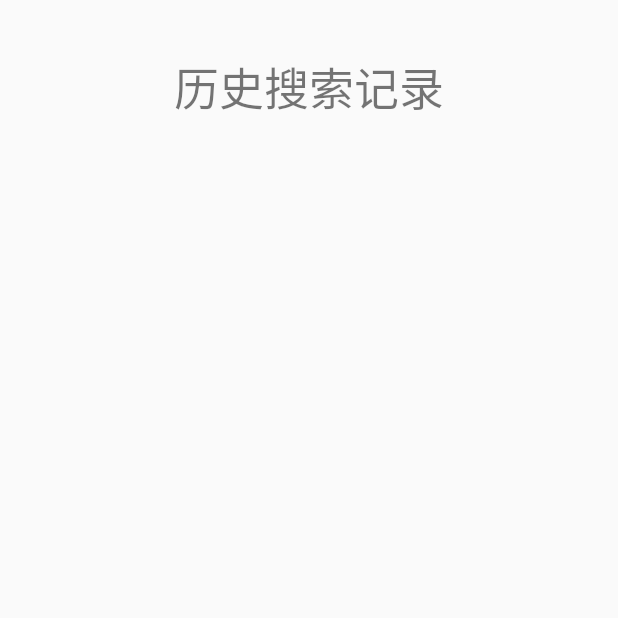
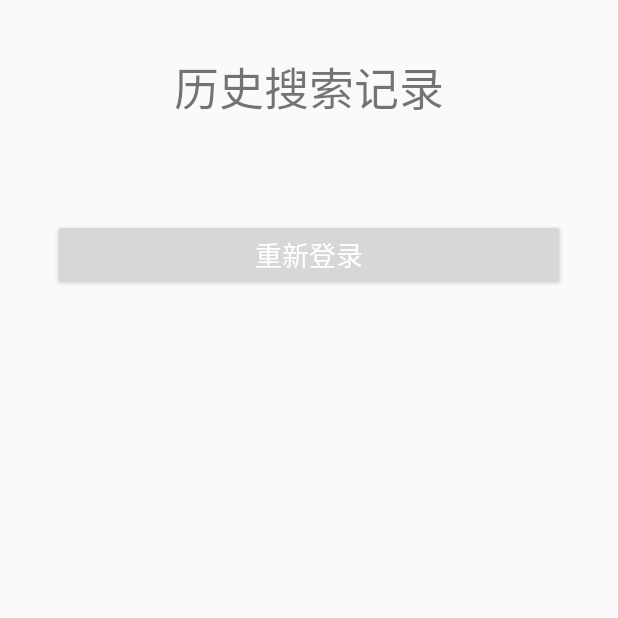
Before and after one commit to StarkLyu/CLEAR-HCIproject, an Android app: the UserInfoActivity screen opened directly, with no data from a screen before it, on a phone screen of 412 x 824 dp, the top half of it. Run offline under Robolectric (Android 15) with nearby library versions, the phone set to English and light mode, and no system bars.

Commit message:
登录注册优化

```diff
--- a/CLEAR/app/src/main/java/com/example/clear/UserInfoActivity.java
+++ b/CLEAR/app/src/main/java/com/example/clear/UserInfoActivity.java
@@ -2,13 +2,38 @@ package com.example.clear;
 
 import androidx.appcompat.app.AppCompatActivity;
 
+import android.content.Intent;
 import android.os.Bundle;
+import android.text.TextUtils;
+import android.view.View;
+import android.widget.Button;
+import android.widget.Toast;
 
 public class UserInfoActivity extends AppCompatActivity {
+
+    private Button btn_relogin;
 
     @Override
     protected void onCreate(Bundle savedInstanceState) {
         super.onCreate(savedInstanceState);
         setContentView(R.layout.activity_user_info);
+
+        init();
+    }
+
+    private void init() {
+
+        btn_relogin=findViewById(R.id.btn_re_login);
+
+        //注册按钮
+        btn_relogin.setOnClickListener(new View.OnClickListener() {
+            @Override
+            public void onClick(View v) {
+                //获取输入在相应控件中的字符串
+
+                Intent intent=new Intent(UserInfoActivity.this, UserLoginActivity.class);
+                startActivity(intent);
+            }
+        });
     }
 }
--- a/CLEAR/app/src/main/res/layout/activity_main.xml
+++ b/CLEAR/app/src/main/res/layout/activity_main.xml
@@ -10,6 +10,9 @@
         android:layout_width="match_parent"
         android:layout_height="match_parent" />
 
+    <RelativeLayout
+        android:layout_width="wrap_content"
+        android:layout_height="wrap_content">
         <Button
             android:id="@+id/user_icon"
             android:layout_width="40dp"
@@ -31,6 +34,7 @@
             android:background="@drawable/mapicon"
             android:layout_marginTop="10dp"
             android:layout_marginLeft="150dp"/>
+    </RelativeLayout>
 
     <LinearLayout
         android:id="@+id/whole_search"
--- a/CLEAR/app/src/main/res/layout/activity_user_info.xml
+++ b/CLEAR/app/src/main/res/layout/activity_user_info.xml
@@ -18,6 +18,23 @@
             android:layout_gravity="center_horizontal"
             android:textSize="30sp"
             android:text="历史搜索记录"/>
+        <ListView
+            android:id="@+id/history_search_result_list"
+            android:layout_marginTop="50dp"
+            android:layout_width="match_parent"
+            android:layout_height="wrap_content">
+        </ListView>
+        <Button
+            android:id="@+id/btn_re_login"
+            android:layout_width="fill_parent"
+            android:layout_height="wrap_content"
+            android:layout_marginTop="15dp"
+            android:layout_marginLeft="35dp"
+            android:layout_marginRight="35dp"
+            android:layout_gravity="center_horizontal"
+            android:text="重新登录"
+            android:textColor="@android:color/white"
+            android:textSize="18sp"/>
     </LinearLayout>
 
 </androidx.constraintlayout.widget.ConstraintLayout>
--- /dev/null
+++ b/CLEAR/app/src/main/res/menu/menu.xml
@@ -0,0 +1,4 @@
+<?xml version="1.0" encoding="utf-8"?>
+<menu xmlns:android="http://schemas.android.com/apk/res/android">
+
+</menu>
```
Also changed, not shown: CLEAR/app/src/main/java/com/example/clear/MainActivity.java (+22 -3 lines), CLEAR/app/src/main/java/com/example/clear/UserLoginActivity.java (+22 -6 lines), CLEAR/app/src/main/java/com/example/clear/UserRegisterActivity.java (+5 -2 lines). Lines whose indentation alone changed are shown as unchanged.
